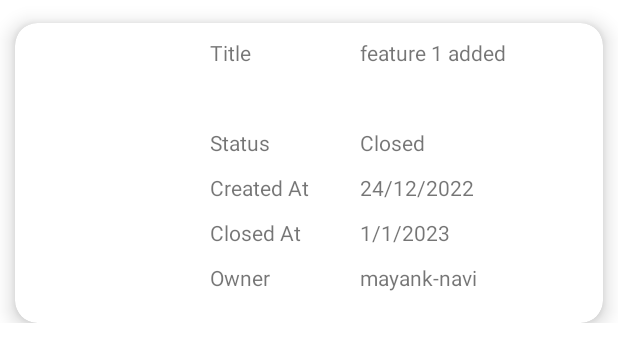
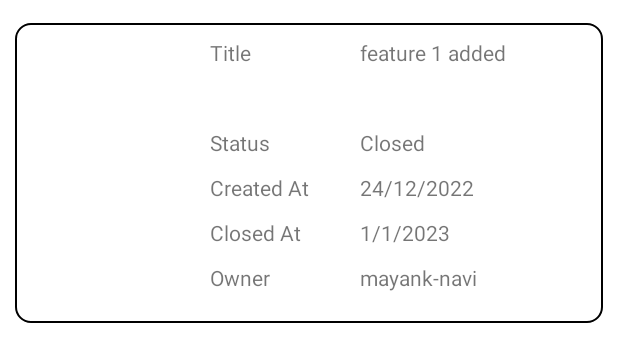
Before and after one commit to mayank-navi/github_pull_request_app, an Android app: the layout pull_request_card.xml on its own in the app's theme, with its tools: preview values and no code run, on a phone screen of 412 x 824 dp. Shown: the top 362 px of the screen. Run offline under Robolectric (Android 15) with nearby library versions, the phone set to English and light mode, and no system bars.

```diff
--- a/app/build.gradle
+++ b/app/build.gradle
@@ -57,4 +57,7 @@ dependencies {
     apply plugin: 'kotlin-kapt'
     kapt 'com.github.bumptech.glide:compiler:4.12.0'
     implementation "androidx.cardview:cardview:1.0.0"
+    // Reactivex
+    implementation 'io.reactivex.rxjava2:rxandroid:2.0.1'
+    implementation 'io.reactivex.rxjava2:rxjava:2.1.7'
 }
--- a/app/src/main/java/com/navi/github_app/data/api/github/GithubApiService.kt
+++ b/app/src/main/java/com/navi/github_app/data/api/github/GithubService.kt
@@ -10,12 +10,12 @@ import retrofit2.http.Header
 import retrofit2.http.Query
 import retrofit2.http.Url
 
-interface GithubApiService {
+interface GithubService {
     @GET
     fun getAllClosedPullRequests(
         @Url url: String,
         @Query("state") state: String = "closed",
         @Header("Authorization")
         token: String = Constants.GITHUB_ACCESS_TOKEN,
-    ): Call<List<PullRequest>>
+    ): Call<ArrayList<PullRequest>>
 }
--- a/app/src/main/res/drawable/card_background.xml
+++ b/app/src/main/res/drawable/card_background.xml
@@ -1,8 +1,8 @@
 <?xml version="1.0" encoding="utf-8"?>
 <shape xmlns:android="http://schemas.android.com/apk/res/android">
-    <solid android:color="#F00" />
-    <size android:width="10dp"/>
+    <solid android:color="#fff" />
+    <stroke android:width="1dp" android:color="@color/black" />
+    <size android:width="1dp"/>
     <padding android:bottom="0dp" android:left="0dp" android:right="0dp" android:top="0dp"/>
-    <corners android:topLeftRadius="5dp" android:bottomLeftRadius="5dp"
-        android:topRightRadius="0.1dp" android:bottomRightRadius="0.1dp"/>
+    <corners android:radius="10dp"/>
 </shape>
--- a/app/src/main/res/layout/pull_request_card.xml
+++ b/app/src/main/res/layout/pull_request_card.xml
@@ -4,17 +4,15 @@
     android:layout_width="match_parent"
     android:layout_height="wrap_content"
     >
-    <androidx.cardview.widget.CardView
+    <FrameLayout
         xmlns:card_view="http://schemas.android.com/apk/res-auto"
         android:id="@+id/card_view"
         android:layout_gravity="center"
         android:layout_width="match_parent"
         android:layout_height="200dp"
-        card_view:cardCornerRadius="15dp"
         android:layout_marginTop="15dp"
         android:layout_marginBottom="15dp"
         android:background="@drawable/card_background"
-        app:cardElevation="8dp"
         android:layout_marginHorizontal="10dp"
         card_view:layout_constraintStart_toStartOf="parent"
         card_view:layout_constraintTop_toTopOf="parent">
@@ -92,5 +90,5 @@
             </LinearLayout>
 
         </LinearLayout>
-    </androidx.cardview.widget.CardView>
+    </FrameLayout>
 </androidx.constraintlayout.widget.ConstraintLayout>
--- a/app/src/main/res/values/strings.xml
+++ b/app/src/main/res/values/strings.xml
@@ -1,5 +1,5 @@
 <resources>
-    <string name="app_name">github_app</string>
+    <string name="app_name">Github</string>
     <string name="filter">Filter</string>
     <string name="pull_requests">Pull Requests</string>
     <string name="fetch">Fetch</string>
```
Also changed, not shown: app/src/main/java/com/navi/github_app/data/api/github/GithubApiImpl.kt (deleted, +0 -14 lines), app/src/main/java/com/navi/github_app/data/api/github/GithubImpl.kt (added, +13 -0 lines), app/src/main/java/com/navi/github_app/data/repository/GithubApiRepository.kt (deleted, +0 -48 lines), app/src/main/java/com/navi/github_app/data/repository/GithubRepository.kt (added, +16 -0 lines), app/src/main/java/com/navi/github_app/ui/homescreen/adapter/PullRequestAdapter.kt (renamed from app/src/main/java/com/navi/github_app/ui/HomeScreen/PullRequestAdapter.kt, +13 -21 lines), app/src/main/java/com/navi/github_app/ui/homescreen/viewmodel/HomeScreenViewModel.kt (added, +37 -0 lines), app/src/main/java/com/navi/github_app/ui/homescreen/viewmodel/response/PullRequestResponse.kt (added, +8 -0 lines), app/src/main/java/com/navi/github_app/ui/main/MainActivity.kt (+20 -10 lines).
